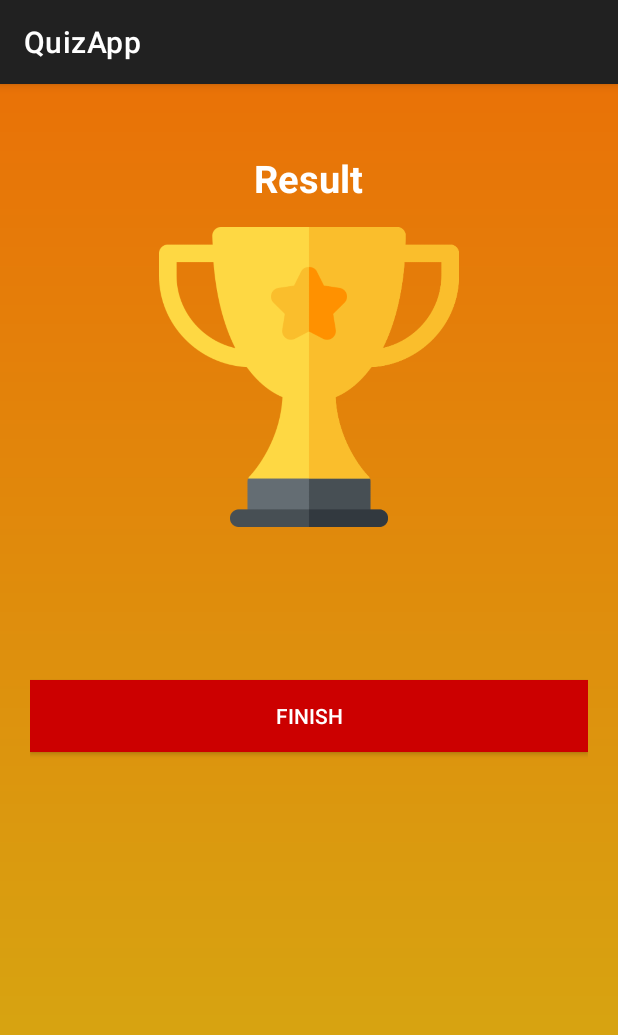
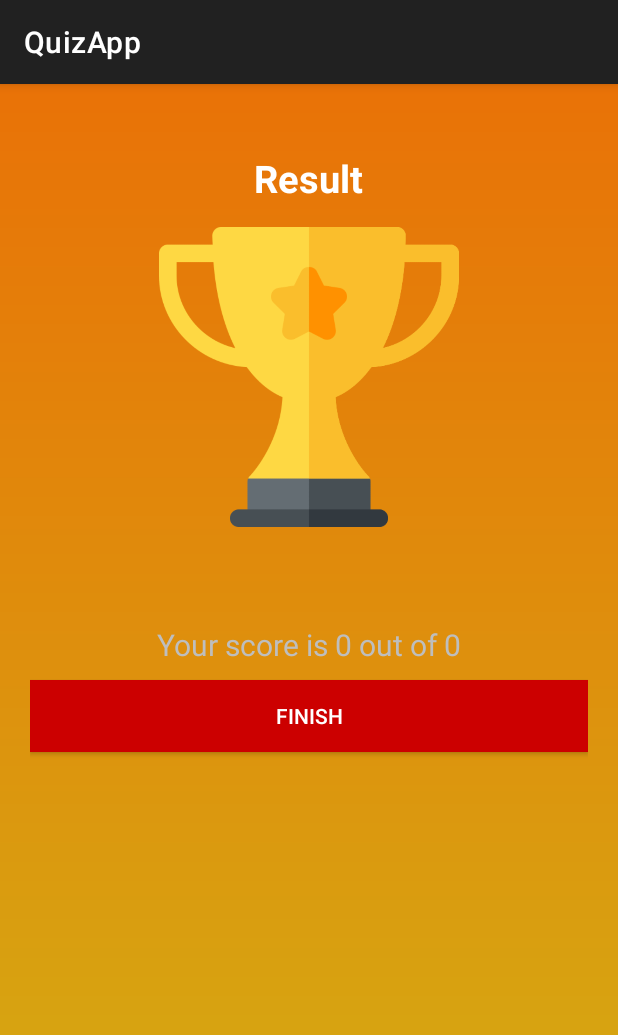
Before and after one commit to nnurhussien04/QuizApp, an Android app: the ResultActivity screen opened directly, with no data from a screen before it, on a phone screen of 412 x 824 dp. Shown: the top 1035 px of the screen. Run offline under Robolectric (Android 15) with nearby library versions, the phone set to English and light mode, and no system bars.

Commit message:
Completed the app and added logic for result page

```diff
--- a/app/src/main/AndroidManifest.xml
+++ b/app/src/main/AndroidManifest.xml
@@ -14,7 +14,9 @@
         tools:targetApi="31">
         <activity
             android:name=".ui.ResultActivity"
-            android:exported="false" />
+            android:exported="false"
+            android:theme="@style/Theme.QuizApp.NoActionBar"
+            />
         <activity
             android:name=".ui.QuestionsActivity"
             android:exported="false" />
--- a/app/src/main/java/com/kotlintutorial/quizapp/MainActivity.kt
+++ b/app/src/main/java/com/kotlintutorial/quizapp/MainActivity.kt
@@ -9,6 +9,7 @@ import androidx.activity.ComponentActivity
 import androidx.activity.compose.setContent
 import androidx.activity.enableEdgeToEdge
 import com.kotlintutorial.quizapp.ui.QuestionsActivity
+import com.kotlintutorial.quizapp.utils.Constants
 
 
 class MainActivity : ComponentActivity() {
@@ -19,9 +20,10 @@ class MainActivity : ComponentActivity() {
         val editNameText:EditText = findViewById(R.id.name)
         startButton.setOnClickListener {
             if(!editNameText.text.isEmpty()){ //Checks if the textbox is empty or not
-                Intent(this@MainActivity,QuestionsActivity::class.java).also { //Stores the second activity there
+                Intent(this@MainActivity,QuestionsActivity::class.java).also { //Creates an Intent to open the second activity
+                    it.putExtra(Constants.USER_NAME,editNameText.text.toString())
                     startActivity(it) //Opens the second activty
-                    finish() //Destory this activity as no longer needed
+                    finish() //Destroy this activity as no longer needed
                 }
             } else{
                 Toast.makeText(this@MainActivity,"Please enter your name",Toast.LENGTH_LONG).show() //Display message to the user there is an error
--- a/app/src/main/java/com/kotlintutorial/quizapp/ui/ResultActivity.kt
+++ b/app/src/main/java/com/kotlintutorial/quizapp/ui/ResultActivity.kt
@@ -1,15 +1,42 @@
 package com.kotlintutorial.quizapp.ui
 
+import android.content.Intent
 import android.os.Bundle
+import android.widget.Button
+import android.widget.TextView
 import androidx.activity.enableEdgeToEdge
 import androidx.appcompat.app.AppCompatActivity
 import androidx.core.view.ViewCompat
 import androidx.core.view.WindowInsetsCompat
+import com.kotlintutorial.quizapp.MainActivity
 import com.kotlintutorial.quizapp.R
+import com.kotlintutorial.quizapp.utils.Constants
 
 class ResultActivity : AppCompatActivity() {
+    private lateinit var textViewScore : TextView //Initializing the UI components
+    private lateinit var textViewName:TextView
+    private lateinit var finishButton: Button
+
     override fun onCreate(savedInstanceState: Bundle?) {
         super.onCreate(savedInstanceState)
         setContentView(R.layout.activity_result)
+        textViewScore = findViewById(R.id.tv_score) //Defining the components by using findViewById to link UI components to activity
+        textViewName = findViewById(R.id.tv_name)
+        finishButton = findViewById(R.id.btn_finish)
+
+        val totalQuestions = intent.getIntExtra(Constants.TOTAL_QUESTIONS,0) //Retrieving the value from another activity by using the key
+        val score = intent.getIntExtra(Constants.SCORE,0)
+        val name = intent.getStringExtra(Constants.USER_NAME)
+
+        textViewScore.text = "Your score is $score out of $totalQuestions"
+        textViewName.text = name
+
+        finishButton.setOnClickListener {
+            Intent(this,MainActivity::class.java).also{
+                startActivity(it)
+                finish()
+            }
+        }
+
     }
 }
--- a/app/src/main/java/com/kotlintutorial/quizapp/utils/Constants.kt
+++ b/app/src/main/java/com/kotlintutorial/quizapp/utils/Constants.kt
@@ -4,6 +4,12 @@ import com.kotlintutorial.quizapp.R
 import com.kotlintutorial.quizapp.model.Question
 
 object Constants{ //Here we are creating a singleton class to allow us to only have one instance of this class, no need to create multiple new instances and reset position of the arrayList
+
+    const val USER_NAME = "user_name" //These are the keys that is going to be use to pass and retrieve data
+    const val TOTAL_QUESTIONS = "total_questions"
+    const val SCORE = "correct_answers"
+
+
     fun getQuestions():MutableList<Question>{
         //val question = mutableListOf<Question>()
         val questions = ArrayList<Question>() //An array list to hold the question objects
```
Also changed, not shown: app/src/main/java/com/kotlintutorial/quizapp/ui/QuestionsActivity.kt (+54 -36 lines), app/src/main/res/layout/activity_questions.xml (+5 -5 lines), 1 other file.
